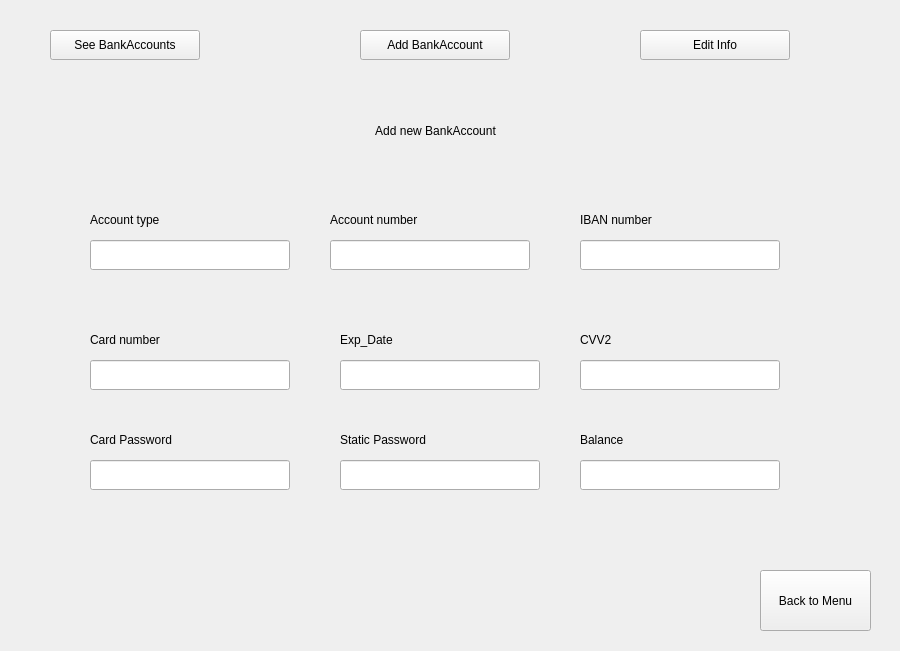
First picture: the form in UIAP_Final/admin_costumerdetails.ui, repository a-HA7-z/UIAP_Final, before the edit.
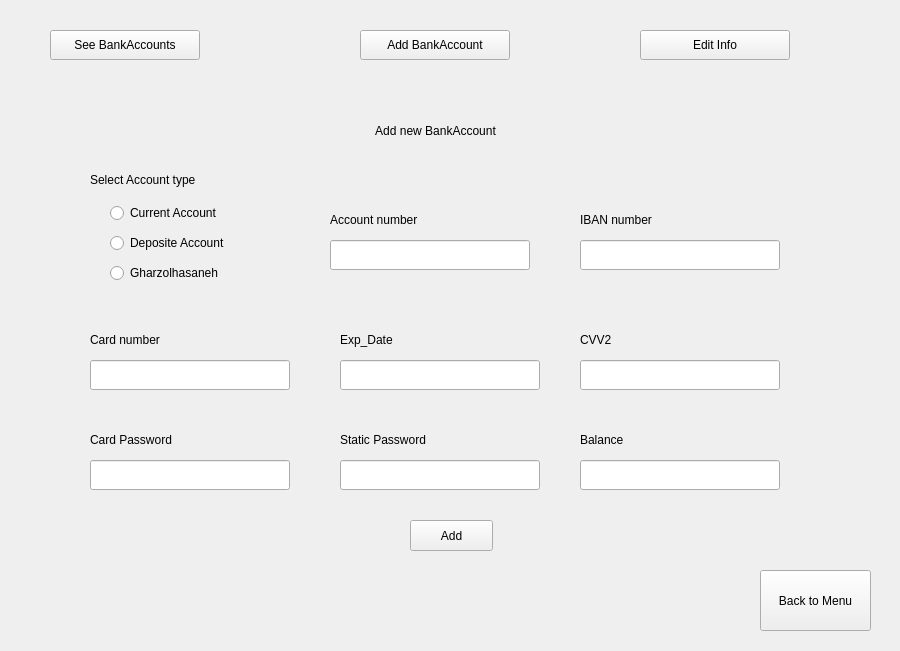
Second picture: the form after the edit. The open tabs and pages were chosen to show the change.

Commit message: Add BankAccount page

```diff
--- a/UIAP_Final/admin_costumerdetails.ui
+++ b/UIAP_Final/admin_costumerdetails.ui
@@ -42,17 +42,7 @@
     </widget>
    </widget>
    <widget class="QWidget" name="pageAddBankAccount">
-    <widget class="QLineEdit" name="lineEdit">
-     <property name="geometry">
-      <rect>
-       <x>30</x>
-       <y>170</y>
-       <width>200</width>
-       <height>30</height>
-      </rect>
-     </property>
-    </widget>
-    <widget class="QLineEdit" name="lineEdit_2">
+    <widget class="QLineEdit" name="IBAN">
      <property name="geometry">
       <rect>
        <x>520</x>
@@ -126,13 +116,13 @@
      <property name="geometry">
       <rect>
        <x>30</x>
-       <y>130</y>
+       <y>90</y>
        <width>200</width>
        <height>40</height>
       </rect>
      </property>
      <property name="text">
-      <string>Account type</string>
+      <string>Select Account type</string>
      </property>
     </widget>
     <widget class="QLabel" name="label_2">
@@ -265,6 +255,58 @@
       </rect>
      </property>
     </widget>
+    <widget class="QRadioButton" name="Deposite">
+     <property name="geometry">
+      <rect>
+       <x>50</x>
+       <y>160</y>
+       <width>150</width>
+       <height>26</height>
+      </rect>
+     </property>
+     <property name="text">
+      <string>Deposite Account</string>
+     </property>
+    </widget>
+    <widget class="QRadioButton" name="Gharz">
+     <property name="geometry">
+      <rect>
+       <x>50</x>
+       <y>190</y>
+       <width>150</width>
+       <height>26</height>
+      </rect>
+     </property>
+     <property name="text">
+      <string>Gharzolhasaneh</string>
+     </property>
+    </widget>
+    <widget class="QRadioButton" name="Current">
+     <property name="geometry">
+      <rect>
+       <x>50</x>
+       <y>130</y>
+       <width>150</width>
+       <height>26</height>
+      </rect>
+     </property>
+     <property name="text">
+      <string>Current Account</string>
+     </property>
+    </widget>
+    <widget class="QPushButton" name="AddAccountButton">
+     <property name="geometry">
+      <rect>
+       <x>350</x>
+       <y>450</y>
+       <width>83</width>
+       <height>31</height>
+      </rect>
+     </property>
+     <property name="text">
+      <string>Add</string>
+     </property>
+    </widget>
    </widget>
    <widget class="QWidget" name="pageEditInfo">
     <widget class="QLabel" name="label_20">
```
Left out of the diff: 16 changed lines with no effect on the pictures. The commit also changes 4 other files.
